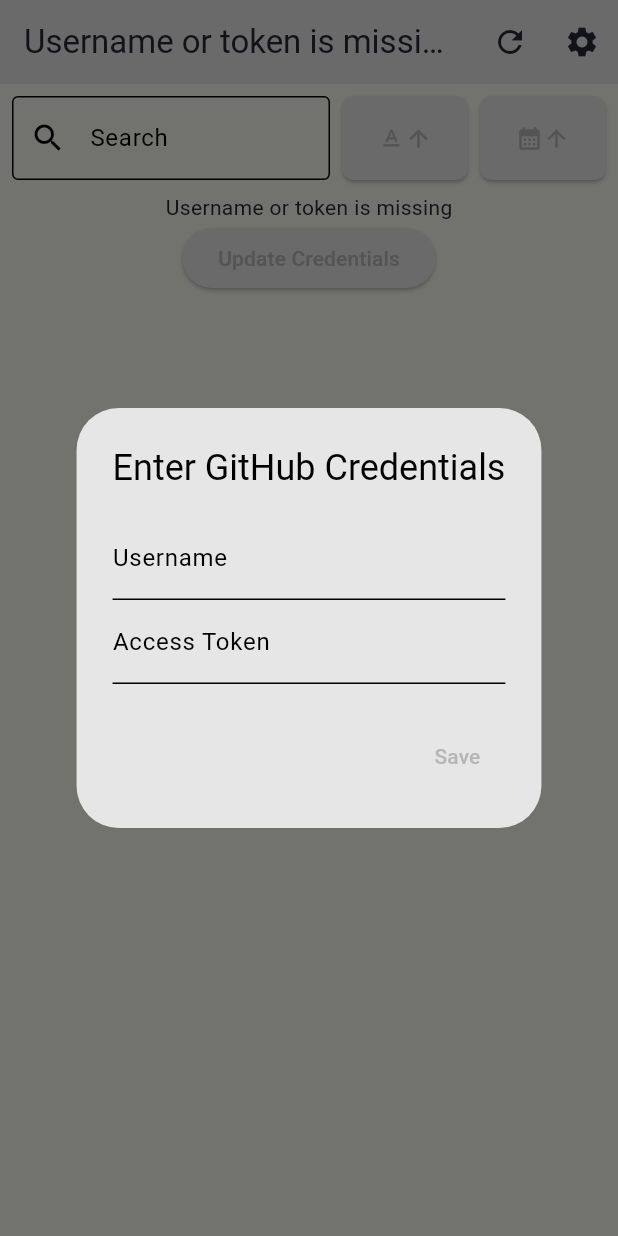
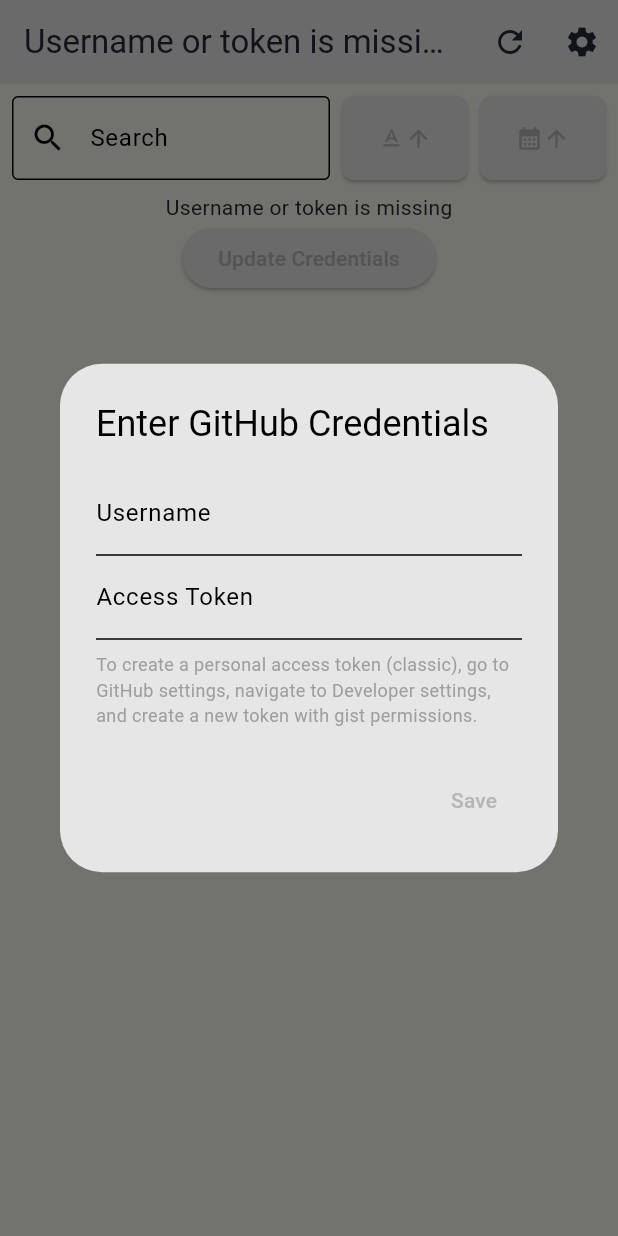
Before and after one commit to asad-albadi/gist_manager, a Flutter app: the screen it shows after launch, after a tap on "Update Credentials", on a phone screen of 412 x 824 dp. Run offline on Flutter 3.47's test engine with Material 3 defaults, Android fonts, the phone set to English and light mode, and no system bars; our stand-ins replace flutter_markdown, shared_preferences; missing offline and left inert: markdown; accounts and stored records are empty.

Commit message:
credentials and description information

```diff
--- a/lib/screens/credentials_dialog.dart
+++ b/lib/screens/credentials_dialog.dart
@@ -30,6 +30,12 @@ class _CredentialsDialogState extends State<CredentialsDialog> {
             controller: tokenController,
             decoration: const InputDecoration(labelText: 'Access Token'),
             obscureText: true,
+          ),
+          const SizedBox(height: 8),
+          const Text(
+            'To create a personal access token (classic), go to GitHub settings, navigate to Developer settings, '
+            'and create a new token with gist permissions.',
+            style: TextStyle(fontSize: 12, color: Colors.grey),
           ),
         ],
       ),
```
Also changed, not shown: 2 other files.
